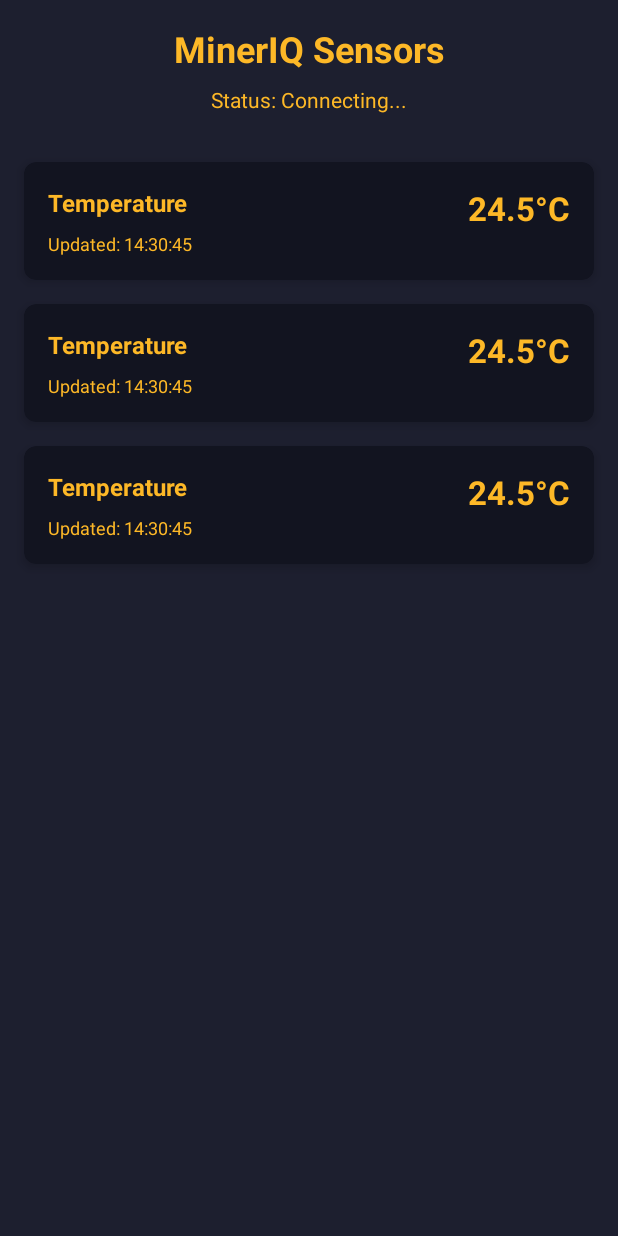
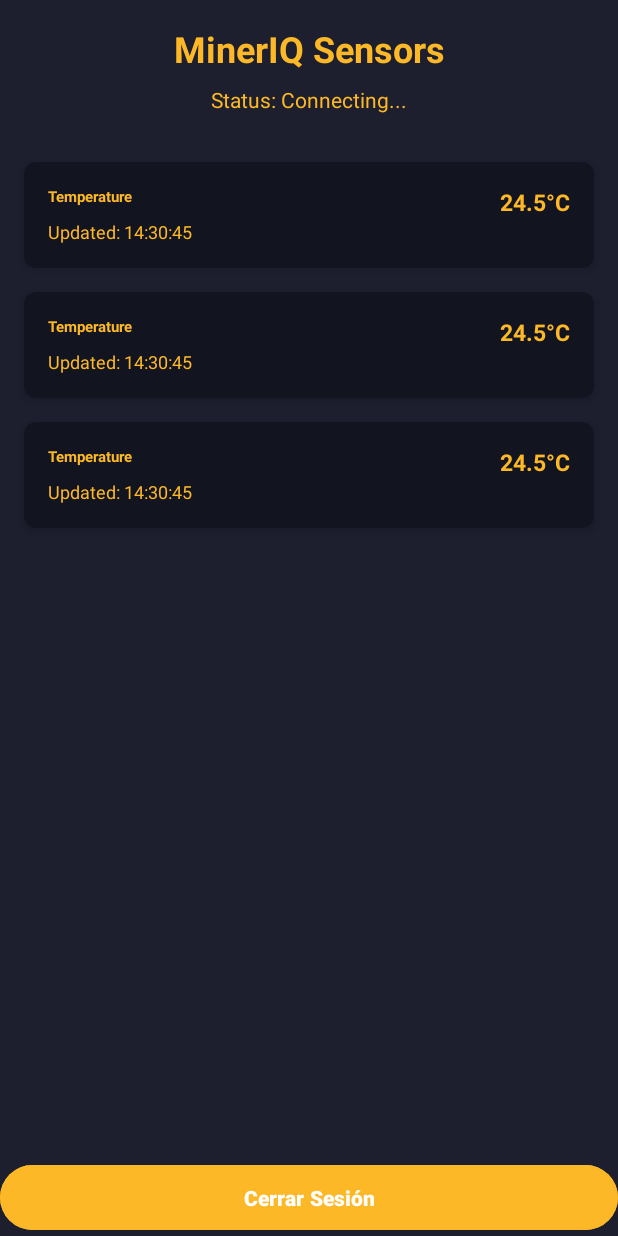
Before and after one commit to trejosau/pathfinder_client, an Android app: the layout activity_sensors.xml on its own in the app's theme, with its tools: preview values and no code run, on a phone screen of 412 x 824 dp. Run offline under Robolectric (Android 15) with nearby library versions, the phone set to English and light mode, and no system bars.

Commit message:
aplicacion que presentamos 04/04/25

```diff
--- a/app/src/main/AndroidManifest.xml
+++ b/app/src/main/AndroidManifest.xml
@@ -48,6 +48,10 @@
             android:name=".features.sensors.view.SensorsActivity"
             android:exported="true"
             />
+        <activity
+            android:name=".features.home.view.HomeActivity"
+            android:exported="true"
+            />
 
 
     </application>
--- a/app/src/main/java/com/example/pathfinder_client/features/login/view/LoginActivity.kt
+++ b/app/src/main/java/com/example/pathfinder_client/features/login/view/LoginActivity.kt
@@ -54,7 +54,7 @@ class LoginActivity : AppCompatActivity() {
                     finish()
                 },
                 onFailure = { error ->
-                    Toast.makeText(this, "Error en el login: ${error.message}", Toast.LENGTH_SHORT).show()
+                    Toast.makeText(this, "Credenciales incorrectas", Toast.LENGTH_SHORT).show()
                 }
             )
         })
--- a/app/src/main/res/layout/activity_sensors.xml
+++ b/app/src/main/res/layout/activity_sensors.xml
@@ -46,4 +46,20 @@
         app:layout_constraintTop_toBottomOf="@id/connectionStatusText"
         tools:listitem="@layout/item_sensor_data" />
 
+    <Button
+        android:id="@+id/btnCerrarSesion"
+        android:layout_width="0dp"
+        android:layout_height="wrap_content"
+        android:text="Cerrar Sesión"
+        android:textColor="#FFFFFF"
+        android:backgroundTint="#FDB827"
+        android:textStyle="bold"
+        android:padding="12dp"
+        app:layout_constraintBottom_toBottomOf="parent"
+        app:layout_constraintEnd_toEndOf="parent"
+        app:layout_constraintStart_toStartOf="parent"
+        android:elevation="4dp" />
+
+
+
 </androidx.constraintlayout.widget.ConstraintLayout>
--- a/app/src/main/res/layout/item_sensor_data.xml
+++ b/app/src/main/res/layout/item_sensor_data.xml
@@ -18,7 +18,7 @@
             android:id="@+id/sensorTypeText"
             android:layout_width="wrap_content"
             android:layout_height="wrap_content"
-            android:textSize="16sp"
+            android:textSize="10sp"
             android:textStyle="bold"
             android:textColor="#FDB827"
         app:layout_constraintStart_toStartOf="parent"
@@ -29,7 +29,7 @@
             android:id="@+id/sensorValueText"
             android:layout_width="wrap_content"
             android:layout_height="wrap_content"
-            android:textSize="22sp"
+            android:textSize="15sp"
             android:textStyle="bold"
             android:textColor="#FDB827"
         app:layout_constraintEnd_toEndOf="parent"
```
Also changed, not shown: app/src/main/java/com/example/pathfinder_client/features/sensors/view/SensorsActivity.kt (+23 -1 lines), app/src/main/res/layout/activity_home.xml (deleted, +0 -68 lines), app/src/main/res/raw/minero.json (added, +1 -0 lines).
